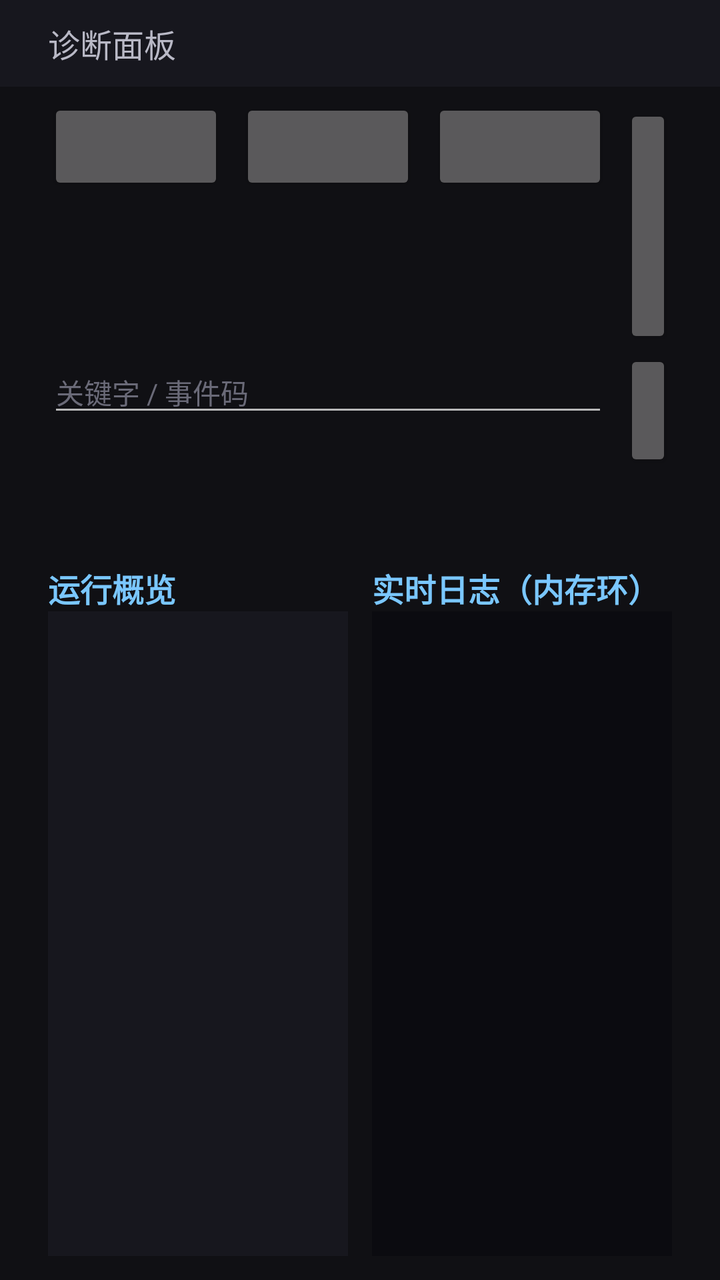
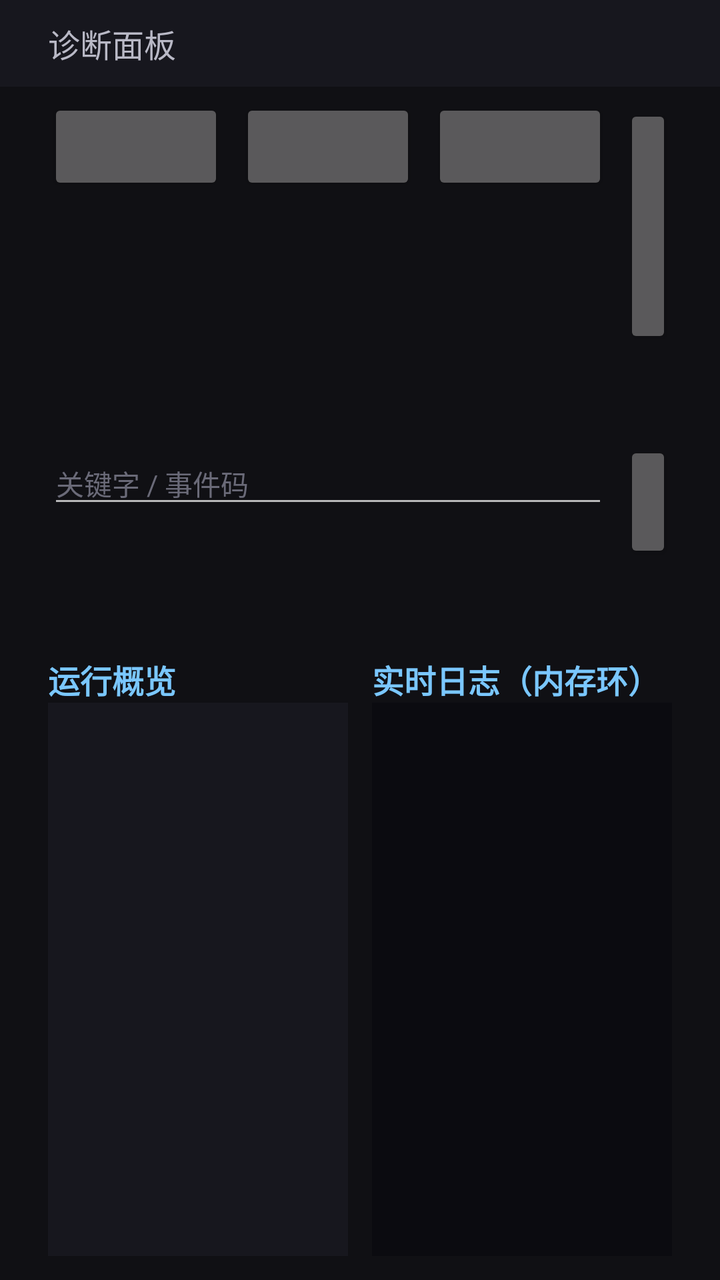

Two renders of the same Android screen: before a commit and after it. Below are the layout's source before the change and the commit's diff.
<!-- AndroidManifest.xml: another module's application theme Theme.Iptv -->
<!-- res/layout/activity_diagnostics.xml -->
<?xml version="1.0" encoding="utf-8"?>
<LinearLayout xmlns:android="http://schemas.android.com/apk/res/android"
    android:layout_width="match_parent"
    android:layout_height="match_parent"
    android:background="#FF101014"
    android:orientation="vertical">

    <TextView
        android:id="@+id/diag_header"
        android:layout_width="match_parent"
        android:layout_height="wrap_content"
        android:background="#FF17171E"
        android:paddingHorizontal="24dp"
        android:paddingVertical="10dp"
        android:text="@string/diag_title"
        android:textColor="#FFB9B9C6"
        android:textSize="16sp" />

    <LinearLayout
        android:layout_width="match_parent"
        android:layout_height="wrap_content"
        android:orientation="horizontal"
        android:paddingHorizontal="24dp"
        android:paddingTop="6dp">

        <Button
            android:id="@+id/diag_level"
            android:layout_width="wrap_content"
            android:layout_height="wrap_content"
            android:focusable="true" />

        <Button
            android:id="@+id/diag_category"
            android:layout_width="wrap_content"
            android:layout_height="wrap_content"
            android:layout_marginStart="8dp"
            android:focusable="true" />

        <Button
            android:id="@+id/diag_pause"
            android:layout_width="wrap_content"
            android:layout_height="wrap_content"
            android:layout_marginStart="8dp"
            android:focusable="true" />

        <Button
            android:id="@+id/diag_export"
            android:layout_width="wrap_content"
            android:layout_height="wrap_content"
            android:layout_marginStart="8dp"
            android:focusable="true"
            android:text="@string/diag_export" />

        <Button
            android:id="@+id/diag_clear"
            android:layout_width="wrap_content"
            android:layout_height="wrap_content"
            android:layout_marginStart="8dp"
            android:focusable="true"
            android:text="@string/diag_clear" />

    </LinearLayout>

    <LinearLayout
        android:layout_width="match_parent"
        android:layout_height="wrap_content"
        android:orientation="horizontal"
        android:paddingHorizontal="24dp"
        android:paddingTop="4dp">

        <EditText
            android:id="@+id/diag_search_field"
            android:layout_width="280dp"
            android:layout_height="wrap_content"
            android:focusable="true"
            android:hint="@string/diag_search_hint"
            android:importantForAutofill="no"
            android:inputType="text"
            android:singleLine="true"
            android:textColor="#FFE6E6E6"
            android:textColorHint="#FF6A6A78"
            android:textSize="14sp" />

        <Button
            android:id="@+id/diag_search"
            android:layout_width="wrap_content"
            android:layout_height="wrap_content"
            android:layout_marginStart="8dp"
            android:focusable="true"
            android:text="@string/diag_search" />

        <Button
            android:id="@+id/diag_copy"
            android:layout_width="wrap_content"
            android:layout_height="wrap_content"
            android:layout_marginStart="8dp"
            android:focusable="true"
            android:text="@string/diag_copy" />

        <ProgressBar
            android:id="@+id/diag_progress"
            style="?android:attr/progressBarStyleHorizontal"
            android:layout_width="0dp"
            android:layout_height="wrap_content"
            android:layout_marginStart="12dp"
            android:layout_gravity="center_vertical"
            android:layout_weight="1"
            android:indeterminate="true"
            android:visibility="gone" />

    </LinearLayout>

    <LinearLayout
        android:layout_width="match_parent"
        android:layout_height="0dp"
        android:layout_marginTop="6dp"
        android:layout_weight="1"
        android:orientation="horizontal"
        android:paddingHorizontal="24dp"
        android:paddingBottom="12dp">

        <LinearLayout
            android:layout_width="0dp"
            android:layout_height="match_parent"
            android:layout_weight="1"
            android:orientation="vertical">

            <TextView
                android:layout_width="match_parent"
                android:layout_height="wrap_content"
                android:focusable="false"
                android:text="@string/diag_overview_title"
                android:textColor="#FF7AC7FF"
                android:textSize="16sp"
                android:textStyle="bold" />

            <ScrollView
                android:id="@+id/diag_overview_scroll"
                android:layout_width="match_parent"
                android:layout_height="0dp"
                android:layout_weight="1"
                android:background="#FF17171E">

                <TextView
                    android:id="@+id/diag_overview"
                    android:layout_width="match_parent"
                    android:layout_height="wrap_content"
                    android:padding="8dp"
                    android:textColor="#FFDADAE4"
                    android:textSize="13sp" />
            </ScrollView>

        </LinearLayout>

        <LinearLayout
            android:layout_width="0dp"
            android:layout_height="match_parent"
            android:layout_marginStart="12dp"
            android:layout_weight="1"
            android:orientation="vertical">

            <TextView
                android:layout_width="match_parent"
                android:layout_height="wrap_content"
                android:focusable="false"
                android:text="@string/diag_log_title"
                android:textColor="#FF7AC7FF"
                android:textSize="16sp"
                android:textStyle="bold" />

            <ScrollView
                android:id="@+id/diag_log_scroll"
                android:layout_width="match_parent"
                android:layout_height="0dp"
                android:layout_weight="1"
                android:background="#FF0B0B10">

                <TextView
                    android:id="@+id/diag_log"
                    android:layout_width="match_parent"
                    android:layout_height="wrap_content"
                    android:fontFamily="monospace"
                    android:padding="8dp"
                    android:textColor="#FF9BE39B"
                    android:textSize="11sp" />
            </ScrollView>

        </LinearLayout>

    </LinearLayout>

</LinearLayout>
<!-- resources referenced by this layout -->
<resources>
  <string name="diag_clear">清理内存环</string>
  <string name="diag_copy">复制日志</string>
  <string name="diag_export">导出诊断包</string>
  <string name="diag_log_title">实时日志（内存环）</string>
  <string name="diag_overview_title">运行概览</string>
  <string name="diag_search">搜索</string>
  <string name="diag_search_hint">关键字 / 事件码</string>
  <string name="diag_title">诊断面板</string>
  <style name="Theme.Iptv" parent="android:Theme.Material.NoActionBar.Fullscreen" />
</resources>

<!-- the commit's change to res/layout/activity_diagnostics.xml (unified diff, before → after) -->
@@ -58,6 +58,15 @@
             android:layout_marginStart="8dp"
             android:focusable="true"
             android:text="@string/diag_clear" />
+
+        
+        <Button
+            android:id="@+id/diag_epg_refresh"
+            android:layout_width="wrap_content"
+            android:layout_height="wrap_content"
+            android:layout_marginStart="8dp"
+            android:focusable="true"
+            android:text="@string/diag_epg_refresh" />
 
     </LinearLayout>
 
<!-- resource entries referenced after the edit -->
@@ -2,6 +2,7 @@
 <resources>
   <string name="diag_clear">清理内存环</string>
   <string name="diag_copy">复制日志</string>
+  <string name="diag_epg_refresh">立即更新 EPG</string>
   <string name="diag_export">导出诊断包</string>
   <string name="diag_log_title">实时日志（内存环）</string>
   <string name="diag_overview_title">运行概览</string>
